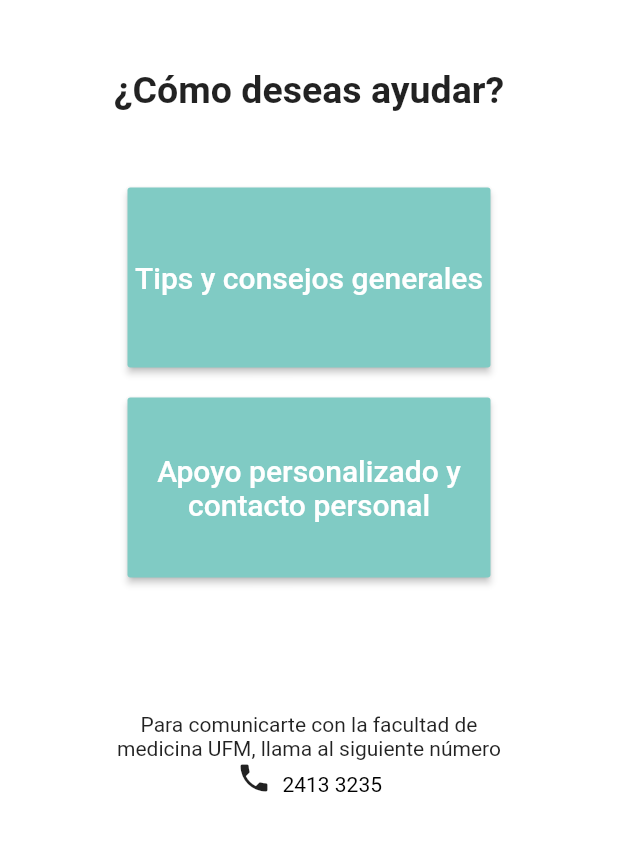
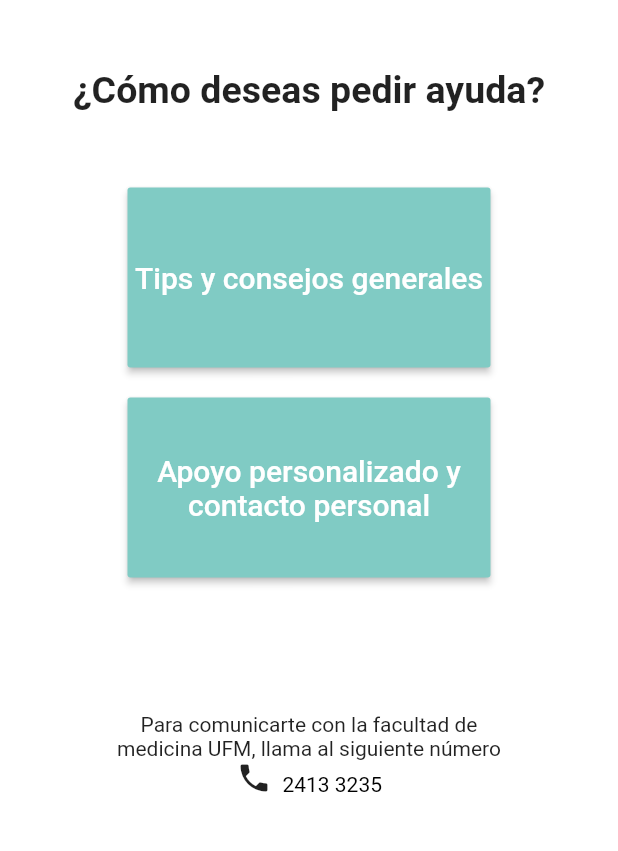
Before and after one commit to Covid-relief/CovidReliefApp, a Flutter app: the Help screen opened directly, on a phone screen of 412 x 824 dp, the part 84-935 px from its top. Run offline on Flutter 3.47's test engine with Material 2 defaults, Android fonts, the phone set to English and light mode, and no system bars; our stand-ins replace cloud_firestore, firebase_auth, firebase_database, firebase_storage, flutter_secure_storage, google_sign_in and 1 more; missing offline and left inert: flutter_auth_buttons, flutter_facebook_login; accounts and stored records are empty; Roboto replaces fonts that are missing (Open Sans).

Commit message:
variables for routes working + new titles for help

```diff
--- a/lib/screens/HelpCategory/PersonalizedHelp.dart
+++ b/lib/screens/HelpCategory/PersonalizedHelp.dart
@@ -7,6 +7,18 @@ import 'package:CovidRelief/screens/give_help/generalHelp.dart';
 
 class Help extends StatelessWidget{
   final AuthService _auth = AuthService();
+
+  String typeOfHelp;
+  String categoryOfHelp;
+  Help({this.typeOfHelp, this.categoryOfHelp});
+
+  String tituloPantalla(){
+    if(typeOfHelp=='quiero ayudar'){
+      return '¿Cómo deseas ayudar?';
+    }else{
+      return '¿Cómo deseas pedir ayuda?';
+    }
+  }
 
     @override
     // State<StatefulWidget> createState() {
@@ -68,7 +80,7 @@ class Help extends StatelessWidget{
             children: <Widget>[
               Container(
                 height: 90,
-                child: const Center(child: Text('¿Cómo deseas ayudar?', style: TextStyle(fontSize: 25, fontWeight: FontWeight.bold))),
+                child: new Center(child: Text(tituloPantalla(), style: TextStyle(fontSize: 25, fontWeight: FontWeight.bold))),
               ),
               Container(
                 height: 20,
@@ -82,7 +94,9 @@ class Help extends StatelessWidget{
                   textColor: Colors.white,
                   color: Colors.teal[200],
                   onPressed:() async {
-                    Navigator.push(context, MaterialPageRoute(builder: (context) => PostHelp()),);
+                    if(typeOfHelp=='quiero ayudar'){
+                      Navigator.push(context, MaterialPageRoute(builder: (context) => PostHelp(typeOfHelp:typeOfHelp, categoryOfHelp:categoryOfHelp)),);
+                    }
                   },
                   child: Text("Tips y consejos generales", style: TextStyle(fontSize: 20), textAlign: TextAlign.center),
                 ),
--- a/lib/shared/constants.dart
+++ b/lib/shared/constants.dart
@@ -8,6 +8,6 @@ const textInputDecoration = InputDecoration(
     borderSide: BorderSide(color: Colors.white, width: 2.0),
   ),
   focusedBorder: OutlineInputBorder(
-    borderSide: BorderSide(color: Colors.pink, width: 2.0),
+    borderSide: BorderSide(color: Colors.blue, width: 2.0),
   ),
 );
```
Also changed, not shown: lib/screens/HelpCategory/HelpCategories.dart (+13 -4 lines), lib/screens/give_help/generalHelp.dart (+9 -3 lines), lib/screens/home/home.dart (+5 -2 lines).
